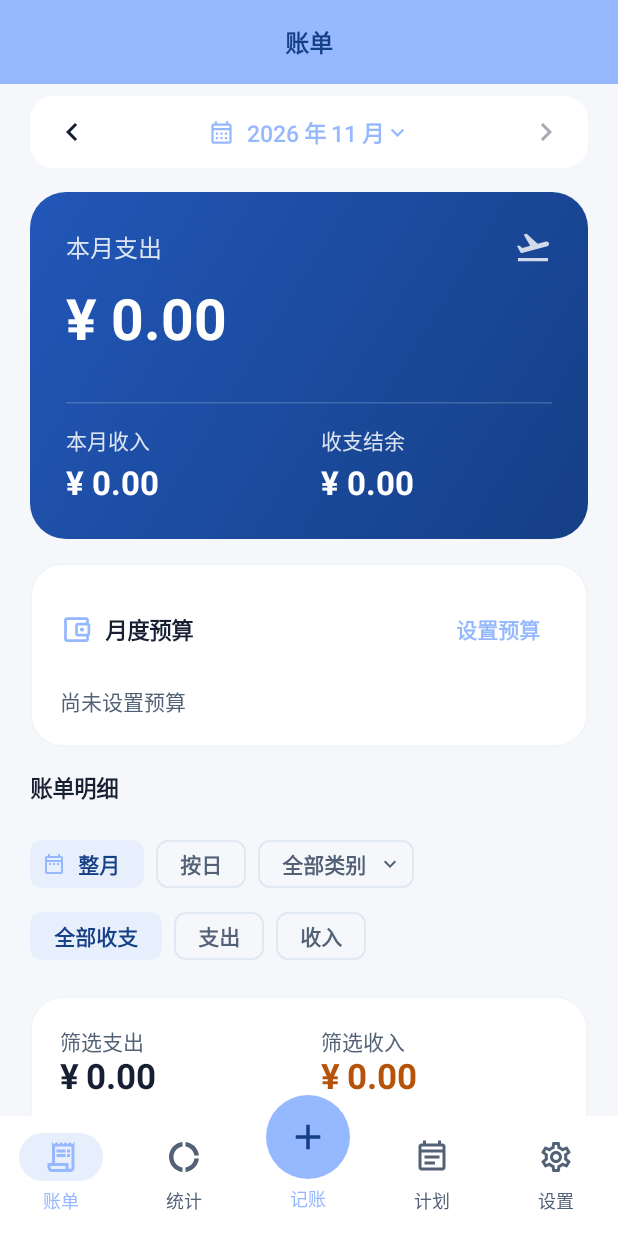
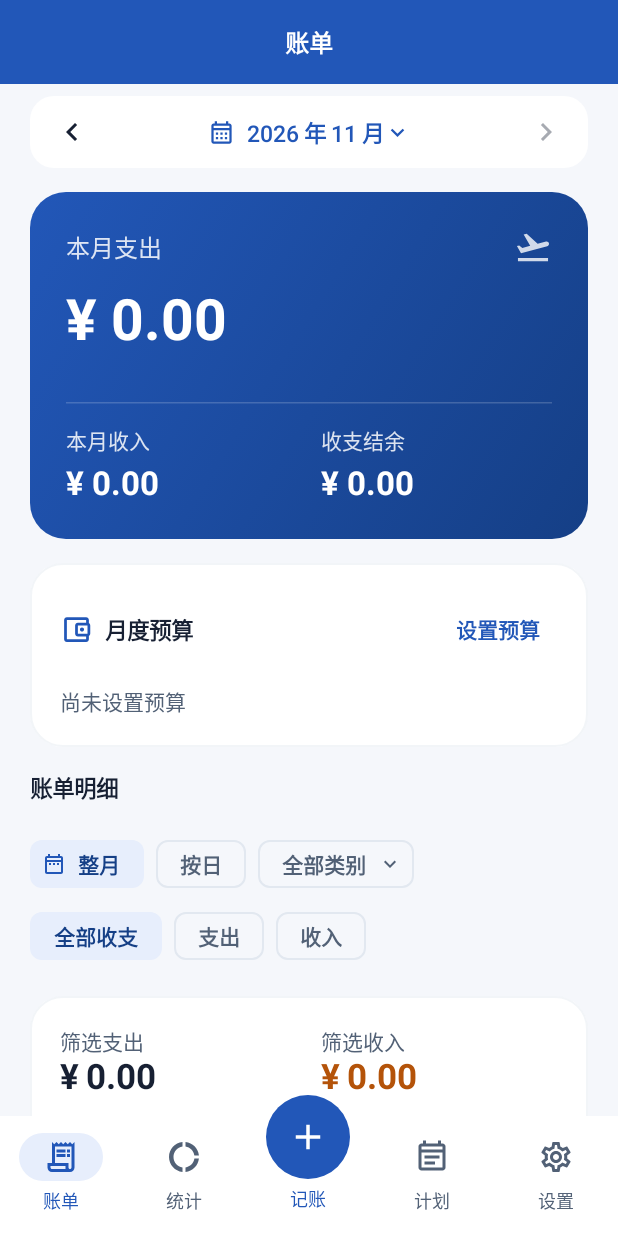
Before and after one commit to Ouniverse-X/AeroLedger, an Android app built with Jetpack Compose: the screen it shows after launch (MainActivity), on a phone screen of 412 x 824 dp. Run offline under Robolectric (Android 15) with nearby library versions, the phone set to English and light mode, and no system bars; our stand-ins replace Room's generated code.

Commit message:
统一深浅模式的深色系主题强调色

```diff
--- a/app/src/main/java/cn/edu/buaa/ledger/ui/theme/LedgerTheme.kt
+++ b/app/src/main/java/cn/edu/buaa/ledger/ui/theme/LedgerTheme.kt
@@ -61,13 +61,12 @@ val LocalThemeColor = compositionLocalOf { ThemeColor.BLUE }
 @Composable fun LedgerTheme(mode: String = "system", colorKey: String = "blue", content: @Composable () -> Unit) {
     val dark = mode == "dark" || mode == "system" && isSystemInDarkTheme()
     val accent = ThemeColor.fromKey(colorKey)
-    // Use the saturated/darker tone on dark surfaces and the lighter tone in light mode.
-    // This reverses the previous contrast direction while keeping text readable.
+    // Both display modes use the same saturated theme color.
     val colors = if (dark)
         Dark.copy(primary=accent.start, onPrimary=Color.White,
             primaryContainer=accent.darkContainer, onPrimaryContainer=accent.container)
     else
-        Light.copy(primary=accent.darkAccent, onPrimary=accent.end,
+        Light.copy(primary=accent.start, onPrimary=Color.White,
             primaryContainer=accent.container, onPrimaryContainer=accent.end)
     CompositionLocalProvider(LocalThemeColor provides accent) {
         MaterialTheme(colorScheme=colors, typography=LedgerTypography, content=content)
```
